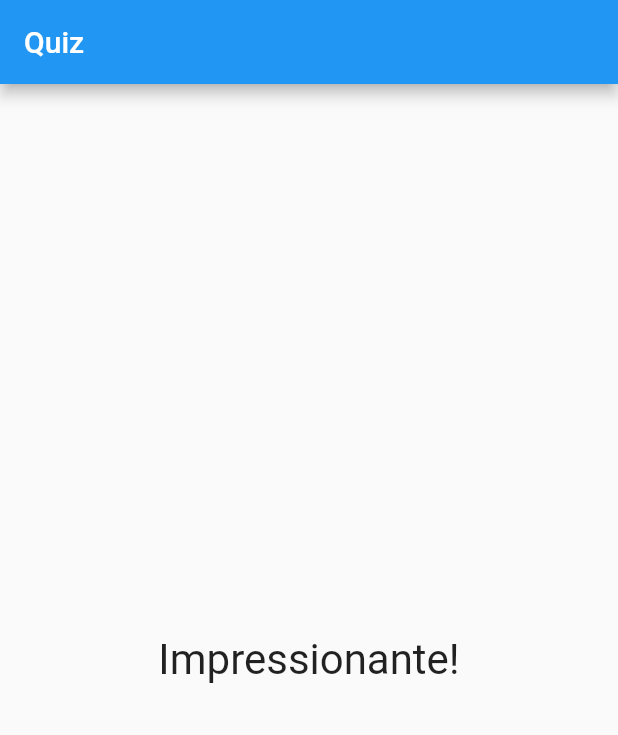
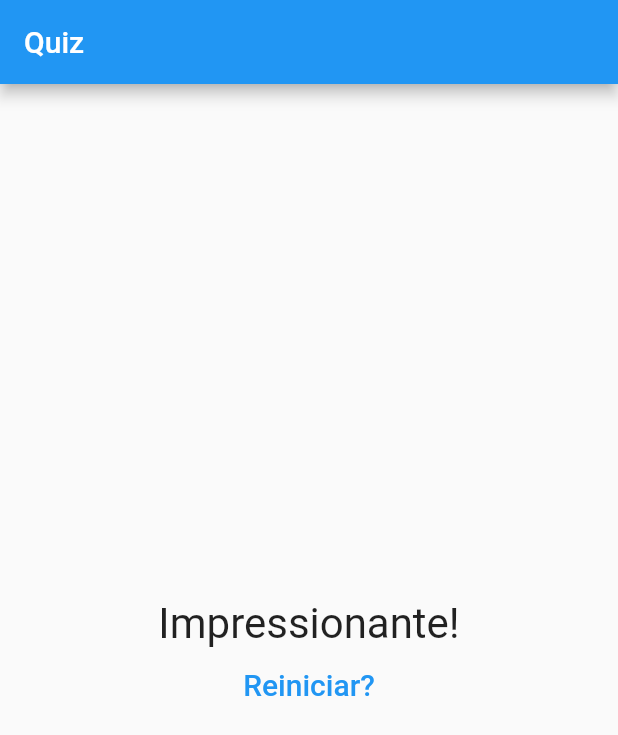
Before and after one commit to christian-de-ornellas/quiz-app, a Flutter app: the screen it shows after launch, after a tap on "Azul", after a tap on "cachorro", after a tap on "Leo", on a phone screen of 412 x 824 dp. Shown: the top 735 px of the screen. Run offline on Flutter 3.47's test engine with Material 2 defaults, Android fonts, the phone set to English and light mode, and no system bars.

Commit message:
Custom screen resultado

```diff
--- a/lib/main.dart
+++ b/lib/main.dart
@@ -43,6 +43,13 @@ class _PerguntasAppState extends State<PerguntasApp> {
     });
   }
 
+  void _reiniciarQuestionario() {
+    setState(() {
+      _perguntasSelecionada = 0;
+      _pontuacaoTotal = 0;
+    });
+  }
+
   bool get temPerguntaSelecionada {
     return _perguntasSelecionada < _perguntas.length;
   }
@@ -59,7 +66,7 @@ class _PerguntasAppState extends State<PerguntasApp> {
                   perguntas: _perguntas,
                   perguntasSelecionada: _perguntasSelecionada,
                   quandoResponder: _responder)
-              : Resultado(_pontuacaoTotal)),
+              : Resultado(_pontuacaoTotal, _reiniciarQuestionario)),
     );
   }
 }
--- a/lib/resultado.dart
+++ b/lib/resultado.dart
@@ -2,7 +2,8 @@ import 'package:flutter/material.dart';
 
 class Resultado extends StatelessWidget {
   final int pontuacao;
-  Resultado(this.pontuacao);
+  final void Function() quandoReiniciarQuestionario;
+  Resultado(this.pontuacao, this.quandoReiniciarQuestionario);
 
   String get fraseResultado {
     if (pontuacao < 8) {
@@ -20,11 +21,24 @@ class Resultado extends StatelessWidget {
   Widget build(BuildContext context) {
     return Container(
       width: double.infinity,
-      child: Center(
-        child: Text(
-          fraseResultado,
-          style: TextStyle(fontSize: 28),
-        ),
+      child: Column(
+        mainAxisAlignment: MainAxisAlignment.center,
+        children: <Widget>[
+          Center(
+            child: Text(
+              fraseResultado,
+              style: TextStyle(fontSize: 28),
+            ),
+          ),
+          FlatButton(
+            child: Text(
+              'Reiniciar?',
+              style: TextStyle(fontSize: 20),
+            ),
+            textColor: Colors.blue,
+            onPressed: quandoReiniciarQuestionario,
+          ),
+        ],
       ),
     );
   }
```
